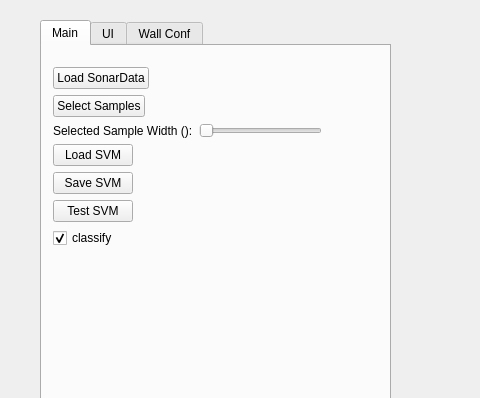
The window that SLTraining/mainwindow.ui (iti-luebeck/HANSE2011) describes before a commit, drawn with Qt 5; both pictures show x 0 to 480 and y 0 to 398 of the 1195 by 705 pixel window.
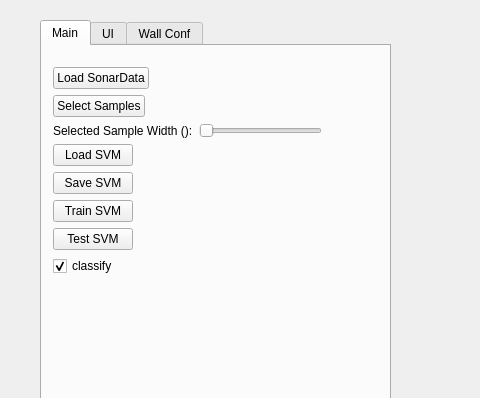
The same window after the commit. Custom widgets are drawn as their Qt base class.

```diff
--- a/SLTraining/mainwindow.ui
+++ b/SLTraining/mainwindow.ui
@@ -92,13 +92,13 @@
         </widget>
        </item>
        <item row="6" column="0">
-        <widget class="QPushButton" name="testSVM">
+        <widget class="QPushButton" name="trainSVM">
          <property name="text">
-          <string>Test SVM</string>
+          <string>Train SVM</string>
          </property>
         </widget>
        </item>
-       <item row="7" column="0">
+       <item row="8" column="0">
         <widget class="QCheckBox" name="classify">
          <property name="text">
           <string>classify</string>
@@ -108,6 +108,13 @@
          </property>
         </widget>
        </item>
+       <item row="7" column="0">
+        <widget class="QPushButton" name="testSVM">
+         <property name="text">
+          <string>Test SVM</string>
+         </property>
+        </widget>
+       </item>
       </layout>
      </widget>
     </widget>
```
